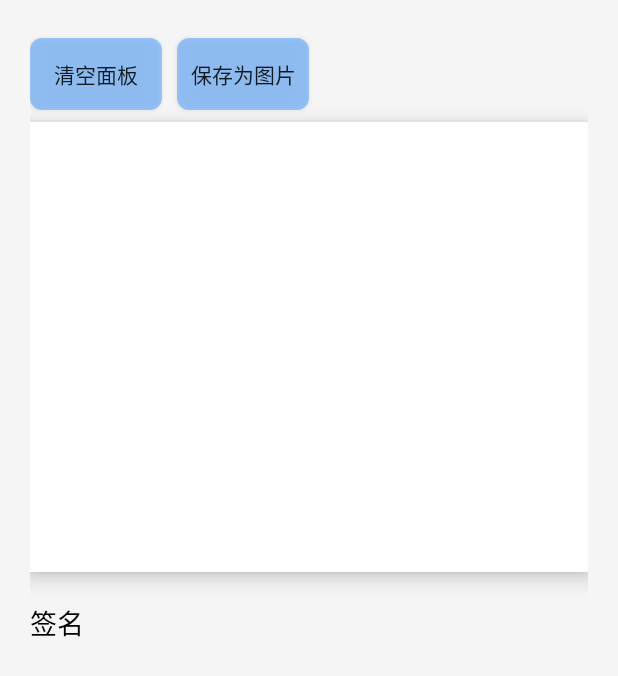
After one commit to SmallCrispyRice/AndroidUiStudy, an Android app: the TabletFragment screen opened through its navigation route, on a phone screen of 412 x 824 dp. The commit adds this screen. Shown: the top 676 px of the screen. Run offline under Robolectric (Android 15) with nearby library versions, the phone set to English and light mode, and no system bars; our stand-ins replace data binding.

Commit message:
写字板

```diff
--- a/AndroidUiStudy/app/src/main/AndroidManifest.xml
+++ b/AndroidUiStudy/app/src/main/AndroidManifest.xml
@@ -3,6 +3,7 @@
     xmlns:tools="http://schemas.android.com/tools"
     package="com.example.androiduistudy">
 
+    <uses-permission android:name="android.permission.WRITE_EXTERNAL_STORAGE"/>
     <application
         android:name=".CustomApplication"
         android:allowBackup="true"
--- a/AndroidUiStudy/app/src/main/java/com/example/androiduistudy/MainFragment.kt
+++ b/AndroidUiStudy/app/src/main/java/com/example/androiduistudy/MainFragment.kt
@@ -34,6 +34,7 @@ class MainFragment : BaseFragment() {
         val navItems = mutableListOf<NavItem>()
         navItems.add(NavItem("索引列表",R.id.action_mainFragment_to_indexListFragment))
         navItems.add(NavItem("小说书架",R.id.action_mainFragment_to_bookshelfFragment))
+        navItems.add(NavItem("写字板",R.id.action_mainFragment_to_tabletFragment))
         val adapter = ShowAdapter(navItems,findNavController())
         binding.rvMainShow.adapter = adapter
     }
--- /dev/null
+++ b/AndroidUiStudy/app/src/main/java/com/example/androiduistudy/ui/tablet/TabletFragment.kt
@@ -0,0 +1,46 @@
+package com.example.androiduistudy.ui.tablet
+
+import android.graphics.BitmapFactory
+import android.os.Bundle
+import androidx.fragment.app.Fragment
+import android.view.LayoutInflater
+import android.view.View
+import android.view.ViewGroup
+import com.example.androiduistudy.R
+import com.example.androiduistudy.base.BaseBindingViewFragment
+import com.example.androiduistudy.databinding.FragmentTabletBinding
+import com.example.androiduistudy.util.CustomLog
+import java.io.File
+
+class TabletFragment : BaseBindingViewFragment<FragmentTabletBinding>(R.layout.fragment_tablet) {
+    companion object{
+        const val TAG = "TabletFragment"
+    }
+    override fun initBinding(layoutInflater: LayoutInflater): FragmentTabletBinding? {
+        return FragmentTabletBinding.inflate(layoutInflater)
+    }
+
+    override fun onViewCreated(view: View, savedInstanceState: Bundle?) {
+        super.onViewCreated(view, savedInstanceState)
+        initView()
+    }
+
+    private fun initView() {
+        binding.btnClearTablet.setOnClickListener {
+            binding.viewTablet.clearTablet()
+        }
+
+        binding.btnSaveTablet.setOnClickListener {
+            val file = File(requireContext().filesDir,"savePath.png")
+            val filePath = file.absolutePath
+            CustomLog.d(TAG,"filePath:${filePath}")
+            binding.viewTablet.saveToFile(file.absolutePath)
+            binding.imgSaveTablet
+            if (file.exists()){
+                val bitmap = BitmapFactory.decodeFile(filePath)
+                binding.imgSaveTablet.setImageBitmap(bitmap)
+            }
+        }
+
+    }
+}
--- /dev/null
+++ b/AndroidUiStudy/app/src/main/java/com/example/androiduistudy/widget/TabletView.java
@@ -0,0 +1,108 @@
+package com.example.androiduistudy.widget;
+
+import android.content.Context;
+import android.graphics.Bitmap;
+import android.graphics.Canvas;
+import android.graphics.Color;
+import android.graphics.Paint;
+import android.graphics.Path;
+import android.util.AttributeSet;
+import android.view.MotionEvent;
+import android.view.View;
+
+import androidx.annotation.Nullable;
+
+import java.io.FileOutputStream;
+import java.io.IOException;
+
+public class TabletView extends View {
+    private Paint mPaint;
+    private Path mPath;
+    private Bitmap mBitmap;
+    private Canvas mBitmapCanvas;
+    private int viewWidth,viewHeight;
+    public TabletView(Context context) {
+        super(context);
+        init();
+    }
+
+    public TabletView(Context context, @Nullable AttributeSet attrs) {
+        super(context, attrs);
+        init();
+    }
+
+    public TabletView(Context context, @Nullable AttributeSet attrs, int defStyleAttr) {
+        super(context, attrs, defStyleAttr);
+        init();
+    }
+
+    private void init() {
+        mPaint = new Paint();
+        mPaint.setColor(Color.BLACK);
+        mPaint.setStyle(Paint.Style.STROKE);
+        mPaint.setStrokeWidth(5);
+        mPath = new Path();
+    }
+
+    @Override
+    protected void onSizeChanged(int w, int h, int oldw, int oldh) {
+        super.onSizeChanged(w, h, oldw, oldh);
+        //获取View宽高
+        viewWidth = w;
+        viewHeight = h;
+        mBitmap = Bitmap.createBitmap(viewWidth,viewHeight,Bitmap.Config.ARGB_8888);
+        mBitmapCanvas = new Canvas(mBitmap);
+    }
+
+    @Override
+    protected void onDraw(Canvas canvas) {
+        super.onDraw(canvas);
+        canvas.drawPath(mPath, mPaint);
+    }
+
+    @Override
+    public boolean onTouchEvent(MotionEvent event) {
+        float x = event.getX();
+        float y = event.getY();
+        switch (event.getAction()){
+            case MotionEvent.ACTION_DOWN:
+                mPath.moveTo(x,y);
+                break;
+            case MotionEvent.ACTION_MOVE:
+                mPath.lineTo(x,y);
+                break;
+            case MotionEvent.ACTION_UP:
+                mBitmapCanvas.drawPath(mPath,mPaint);
+                break;
+        }
+        postInvalidate();
+        return true;
+    }
+
+    /** 清空面板 */
+    public void clearTablet(){
+        mPath.reset();
+        mBitmap = Bitmap.createBitmap(viewWidth,viewHeight,Bitmap.Config.ARGB_8888);
+        mBitmapCanvas = new Canvas(mBitmap);
+        postInvalidate();
+    }
+
+    public void saveToFile(String filePath){
+        FileOutputStream fos = null;
+        try {
+            fos = new FileOutputStream(filePath);
+            mBitmap.compress(Bitmap.CompressFormat.PNG,100,fos);
+            fos.flush();
+        }catch (Exception e){
+            e.printStackTrace();
+        }finally {
+            if (fos!=null){
+                try {
+                    fos.close();
+                }catch (IOException e){
+                    e.printStackTrace();
+                }
+            }
+        }
+    }
+}
--- /dev/null
+++ b/AndroidUiStudy/app/src/main/res/layout/fragment_tablet.xml
@@ -0,0 +1,58 @@
+<?xml version="1.0" encoding="utf-8"?>
+<layout xmlns:android="http://schemas.android.com/apk/res/android"
+    xmlns:tools="http://schemas.android.com/tools">
+
+    <data>
+
+    </data>
+
+    <LinearLayout
+        android:layout_width="match_parent"
+        android:layout_height="match_parent"
+        style="@style/CommonLinearLayout"
+        android:background="@color/bg_f5"
+        android:orientation="vertical">
+
+        <LinearLayout
+            android:layout_width="match_parent"
+            android:layout_height="wrap_content"
+            android:orientation="horizontal">
+            <Button
+                android:id="@+id/btn_clear_tablet"
+                android:layout_width="wrap_content"
+                android:layout_height="wrap_content"
+                android:layout_marginRight="10dp"
+                style="@style/CommonButton"
+                android:layout_marginBottom="8dp"
+                android:text="清空面板"/>
+
+            <Button
+                android:id="@+id/btn_save_tablet"
+                android:layout_width="wrap_content"
+                android:layout_height="wrap_content"
+                style="@style/CommonButton"
+                android:layout_marginBottom="8dp"
+                android:text="保存为图片"/>
+        </LinearLayout>
+
+        <com.example.androiduistudy.widget.TabletView
+            android:id="@+id/view_tablet"
+            android:layout_width="match_parent"
+            android:layout_height="300dp"
+            android:background="@color/white"
+            android:elevation="8dp"
+            android:shadowRadius="10"/>
+
+        <TextView
+            android:layout_width="wrap_content"
+            android:layout_height="wrap_content"
+            android:layout_marginTop="20dp"
+            style="@style/CommonTextView"
+            android:text="签名"/>
+
+        <ImageView
+            android:id="@+id/img_save_tablet"
+            android:layout_width="wrap_content"
+            android:layout_height="wrap_content"/>
+    </LinearLayout>
+</layout>
--- a/AndroidUiStudy/app/src/main/res/navigation/main_navigation.xml
+++ b/AndroidUiStudy/app/src/main/res/navigation/main_navigation.xml
@@ -14,6 +14,9 @@
         <action
             android:id="@+id/action_mainFragment_to_bookshelfFragment"
             app:destination="@id/bookshelfFragment" />
+        <action
+            android:id="@+id/action_mainFragment_to_tabletFragment"
+            app:destination="@id/tabletFragment" />
     </fragment>
     <fragment
         android:id="@+id/indexListFragment"
@@ -23,4 +26,8 @@
         android:id="@+id/bookshelfFragment"
         android:name="com.example.androiduistudy.ui.bookshelf.BookshelfFragment"
         android:label="BookshelfFragment" />
+    <fragment
+        android:id="@+id/tabletFragment"
+        android:name="com.example.androiduistudy.ui.tablet.TabletFragment"
+        android:label="TabletFragment" />
 </navigation>
--- a/AndroidUiStudy/app/src/main/res/values/colors.xml
+++ b/AndroidUiStudy/app/src/main/res/values/colors.xml
@@ -15,4 +15,5 @@
     <color name="text_999">#999999</color>
     <color name="text_blue">#FF5DA9FF</color>
     <color name="text_blue2">#995DA9FF</color>
+    <color name="bg_f5">#F5F5F5</color>
 </resources>
--- a/AndroidUiStudy/app/src/main/res/values/style.xml
+++ b/AndroidUiStudy/app/src/main/res/values/style.xml
@@ -1,5 +1,12 @@
 <?xml version="1.0" encoding="utf-8"?>
 <resources>
+    <style name="CommonLinearLayout">
+        <item name="android:layout_width">match_parent</item>
+        <item name="android:layout_height">match_parent</item>
+        <item name="android:padding">20dp</item>
+        <item name="android:orientation">vertical</item>
+    </style>
+
     <style name="CommonTextView">
         <item name="android:layout_width">wrap_content</item>
         <item name="android:layout_height">wrap_content</item>
```
